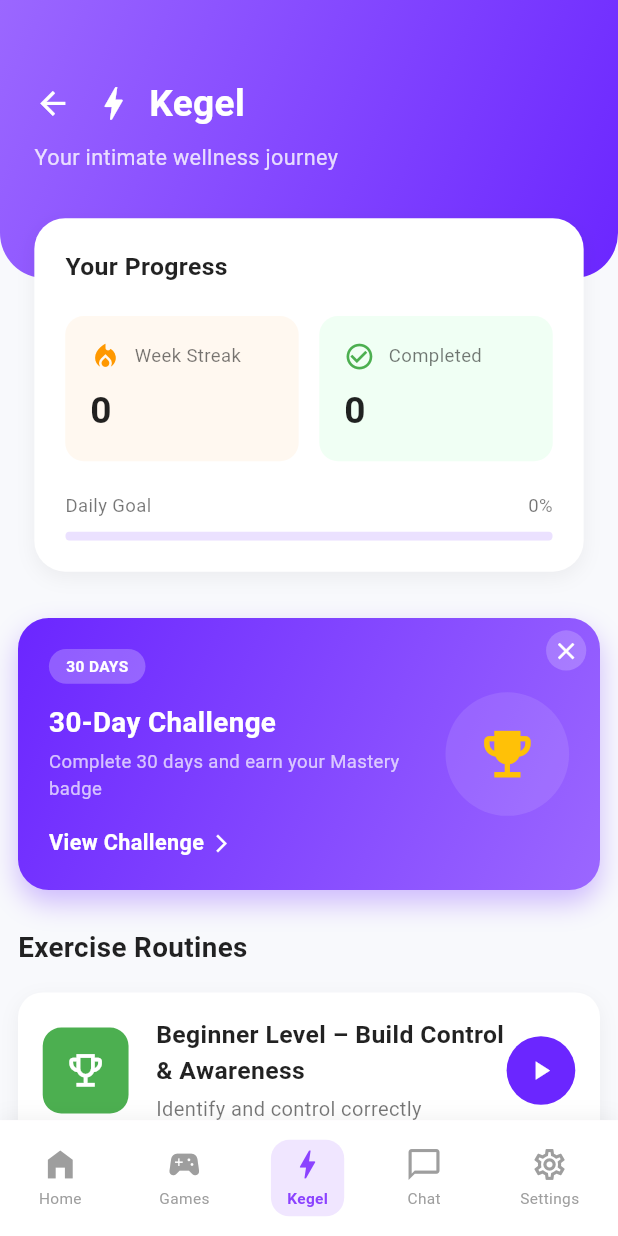
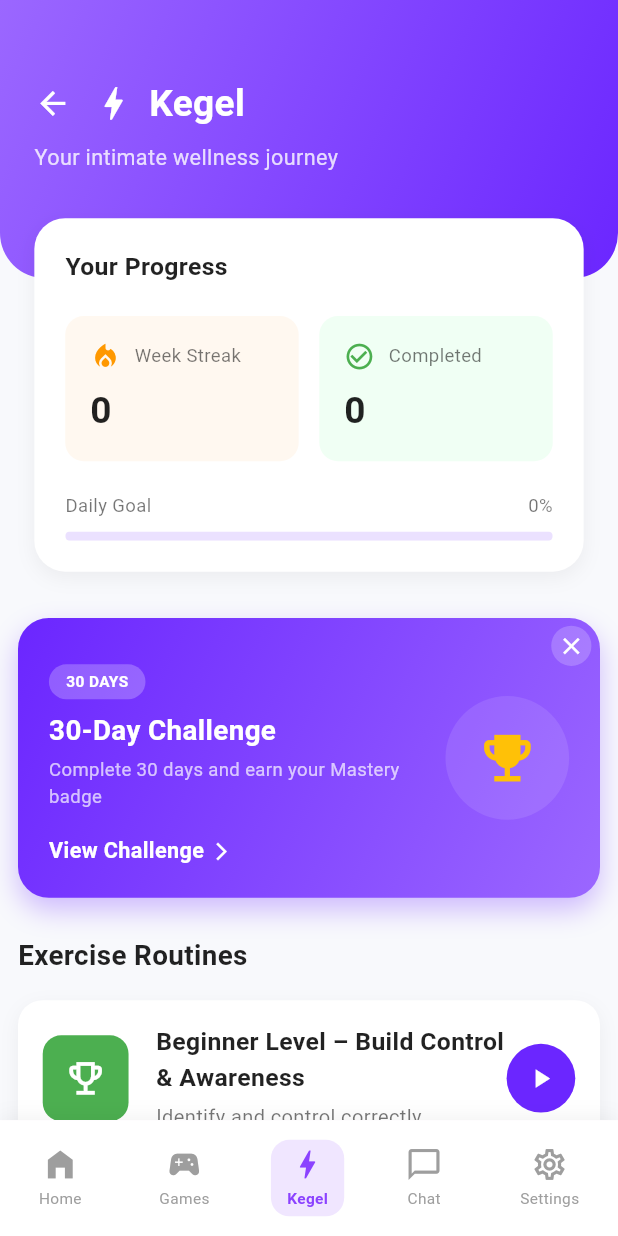
Before and after one commit to DevBeastTeam/couple_wellness_velomora_ai_flutter, a Flutter app: the screen it shows once a user with an empty profile is signed in, item 3 of the bottom bar chosen, on a phone screen of 412 x 824 dp. Run offline on Flutter 3.47's test engine with Material 3 defaults, Android fonts, the phone set to English and light mode, and no system bars; our stand-ins replace cloud_firestore, dio, firebase_analytics, firebase_auth, firebase_core, firebase_crashlytics and 10 more; missing offline and left inert: firebase_performance, in_app_purchase_android; accounts and stored records are empty; statements that could not run were skipped.

Commit message:
kegel challange screen localization is done

```diff
--- a/lib/l10n/app_localizations.dart
+++ b/lib/l10n/app_localizations.dart
@@ -220,6 +220,22 @@ class AppLocalizations {
       'pause': 'Pause',
       'set_of': 'Set {current} of {total}',
       'thirty_days': '30 DAYS',
+
+      // Kegel Challenge Screen
+      'challenge_plan_title': '30-Day Kegel Challenge',
+      'challenge_plan_subtitle': 'Complete exercises for 30 consecutive days',
+      'week_label': 'W',
+      'week_1_title': 'Foundation Week',
+      'week_1_desc': 'Build the habit with beginner routines',
+      'week_2_title': 'Consistency Week',
+      'week_2_desc': 'Maintain daily practice',
+      'week_3_title': 'Progress Week',
+      'week_3_desc': 'Increase to intermediate routines',
+      'week_4_title': 'Mastery Week',
+      'week_4_desc': 'Challenge yourself with advanced routines',
+      'routine_beginner': 'BEGINNER',
+      'routine_intermediate': 'INTERMEDIATE',
+      'routine_advanced': 'ADVANCED',
 
       // Chat Screen
       'chat': 'Chat',
@@ -896,6 +912,22 @@ class AppLocalizations {
       'pause': 'إيقاف مؤقت',
       'set_of': 'المجموعة {current} من {total}',
       'thirty_days': '30 يوم',
+
+      // Kegel Challenge Screen
+      'challenge_plan_title': 'تحدي كيجل لمدة 30 يوماً',
+      'challenge_plan_subtitle': 'أكمل التمارين لمدة 30 يوماً متتالياً',
+      'week_label': 'أ',
+      'week_1_title': 'أسبوع الأساسيات',
+      'week_1_desc': 'ابنِ العادة مع روتين المبتدئين',
+      'week_2_title': 'أسبوع الاستمرارية',
+      'week_2_desc': 'حافظ على التمارين اليومية',
+      'week_3_title': 'أسبوع التقدم',
+      'week_3_desc': 'انتقل إلى الروتين المتوسط',
+      'week_4_title': 'أسبوع الإتقان',
+      'week_4_desc': 'تحدَّ نفسك بالروتين المتقدم',
+      'routine_beginner': 'مبتدئ',
+      'routine_intermediate': 'متوسط',
+      'routine_advanced': 'متقدم',
 
       // Reflection & Discussion Game
       'welcome_to_reflection': 'مرحباً بك في التأمل والنقاش',
@@ -1478,6 +1510,23 @@ class AppLocalizations {
       'pause': 'Pause',
       'set_of': 'Série {current} sur {total}',
       'thirty_days': '30 JOURS',
+
+      // Kegel Challenge Screen
+      'challenge_plan_title': 'Défi Kegel de 30 jours',
+      'challenge_plan_subtitle':
+          'Complétez des exercices pendant 30 jours consécutifs',
+      'week_label': 'S',
+      'week_1_title': 'Semaine de fondation',
+      'week_1_desc': 'Construisez l\'habitude avec des routines débutantes',
+      'week_2_title': 'Semaine de cohérence',
+      'week_2_desc': 'Maintenez la pratique quotidienne',
+      'week_3_title': 'Semaine de progrès',
+      'week_3_desc': 'Passez aux routines intermédiaires',
+      'week_4_title': 'Semaine de maîtrise',
+      'week_4_desc': 'Défiez-vous avec des routines avancées',
+      'routine_beginner': 'DÉBUTANT',
+      'routine_intermediate': 'INTERMÉDIAIRE',
+      'routine_advanced': 'AVANCÉ',
       'reflection_welcome_desc':
           'Un jeu pour approfondir votre connexion grâce à des conversations significatives et des réflexions partagées.',
       'your_turn': 'Votre tour',
@@ -2187,6 +2236,33 @@ class AppLocalizations {
       .replaceFirst('{current}', current.toString())
       .replaceFirst('{total}', total.toString());
   String get thirtyDaysLabel => translate('thirty_days');
+
+  // Kegel Challenge Screen
+  String get challengePlanTitle => translate('challenge_plan_title');
+  String get challengePlanSubtitle => translate('challenge_plan_subtitle');
+  String get weekLabel => translate('week_label');
+  String get week1Title => translate('week_1_title');
+  String get week1Desc => translate('week_1_desc');
+  String get week2Title => translate('week_2_title');
+  String get week2Desc => translate('week_2_desc');
+  String get week3Title => translate('week_3_title');
+  String get week3Desc => translate('week_3_desc');
+  String get week4Title => translate('week_4_title');
+  String get week4Desc => translate('week_4_desc');
+  String get routineBeginner => translate('routine_beginner');
+  String get routineIntermediate => translate('routine_intermediate');
+  String get routineAdvanced => translate('routine_advanced');
+  String get percentComplete => translate('percent_complete');
+  String get daysCompletedOutOfTotal =>
+      translate('days_completed_out_of_total');
+  String get challengeCompletionMessage =>
+      translate('challenge_completion_message');
+  String get restartChallenge => translate('restart_challenge');
+  String get resetChallengeLabel => translate('reset_challenge');
+  String get resetLabel => translate('reset');
+  String get resetChallengeProgressConfirmation =>
+      translate('reset_challenge_progress_confirmation');
+  String get challengeCompletedLabel => translate('challenge_completed');
 }
 
 class _AppLocalizationsDelegate
--- a/lib/screens/kegel/kegel_screen.dart
+++ b/lib/screens/kegel/kegel_screen.dart
@@ -958,6 +958,7 @@ class _KegelScreenState extends State<KegelScreen> {
                   child: Column(
                     crossAxisAlignment: CrossAxisAlignment.start,
                     children: [
+                      SizedBox(height: 10.h),
                       Container(
                         padding: EdgeInsets.symmetric(
                           horizontal: 10.w,
@@ -968,7 +969,7 @@ class _KegelScreenState extends State<KegelScreen> {
                           borderRadius: BorderRadius.circular(20),
                         ),
                         child: Text(
-                          '30 DAYS',
+                          l10n.thirtyDaysLabel,
                           style: TextStyle(
                             color: Colors.white,
                             fontSize: 10.fSize,
@@ -976,7 +977,7 @@ class _KegelScreenState extends State<KegelScreen> {
                           ),
                         ),
                       ),
-                      SizedBox(height: 12.h),
+                      SizedBox(height: 7.h),
                       Text(
                         l10n.kegelChallenge,
                         style: TextStyle(
@@ -1039,8 +1040,8 @@ class _KegelScreenState extends State<KegelScreen> {
           ),
         ),
         Positioned(
-          top: 8.h,
-          right: 8.w,
+          top: 5.h,
+          right: 5.w,
           child: GestureDetector(
             onTap: () {
               setState(() {
```
Also changed, not shown: lib/screens/kegel/kegel_challenge_screen.dart (+78 -37 lines).
